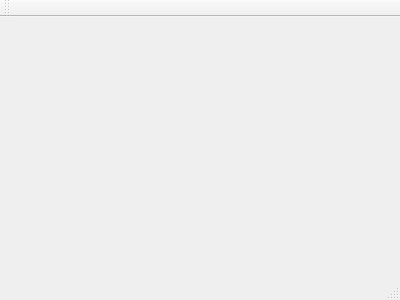
This is src/mainwindow.ui in KarpenkoDenis/and-or-tree as Qt 5 draws it before an edit. The edited form follows.
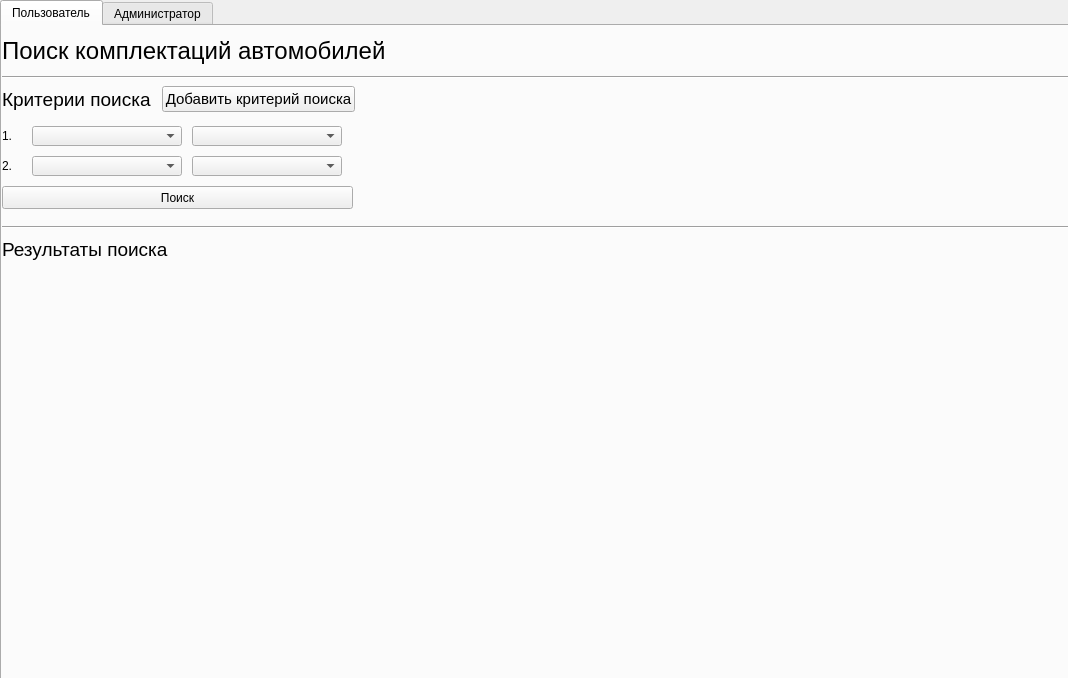
This is the edited form.

```diff
--- a/src/mainwindow.ui
+++ b/src/mainwindow.ui
@@ -1,24 +1,451 @@
 <ui version="4.0">
  <class>MainWindow</class>
- <widget class="QMainWindow" name="MainWindow" >
-  <property name="geometry" >
+ <widget class="QMainWindow" name="MainWindow">
+  <property name="geometry">
    <rect>
     <x>0</x>
     <y>0</y>
-    <width>400</width>
-    <height>300</height>
+    <width>1068</width>
+    <height>678</height>
    </rect>
   </property>
   <property name="windowTitle" >
    <string>MainWindow</string>
   </property>
-  <widget class="QMenuBar" name="menuBar" />
-  <widget class="QToolBar" name="mainToolBar" />
-  <widget class="QWidget" name="centralWidget" />
-  <widget class="QStatusBar" name="statusBar" />
+  <widget class="QWidget" name="centralWidget">
+   <widget class="QTabWidget" name="tabWidget">
+    <property name="geometry">
+     <rect>
+      <x>0</x>
+      <y>0</y>
+      <width>1071</width>
+      <height>681</height>
+     </rect>
+    </property>
+    <property name="minimumSize">
+     <size>
+      <width>127</width>
+      <height>0</height>
+     </size>
+    </property>
+    <property name="currentIndex">
+     <number>0</number>
+    </property>
+    <widget class="QWidget" name="userTab">
+     <attribute name="title">
+      <string>Пользователь</string>
+     </attribute>
+     <widget class="QLabel" name="userTabHeader">
+      <property name="geometry">
+       <rect>
+        <x>0</x>
+        <y>10</y>
+        <width>1101</width>
+        <height>29</height>
+       </rect>
+      </property>
+      <property name="maximumSize">
+       <size>
+        <width>16777215</width>
+        <height>50</height>
+       </size>
+      </property>
+      <property name="font">
+       <font>
+        <pointsize>18</pointsize>
+       </font>
+      </property>
+      <property name="layoutDirection">
+       <enum>Qt::LeftToRight</enum>
+      </property>
+      <property name="text">
+       <string>Поиск комплектаций автомобилей</string>
+      </property>
+     </widget>
+     <widget class="Line" name="line">
+      <property name="geometry">
+       <rect>
+        <x>0</x>
+        <y>50</y>
+        <width>1101</width>
+        <height>3</height>
+       </rect>
+      </property>
+      <property name="orientation">
+       <enum>Qt::Horizontal</enum>
+      </property>
+     </widget>
+     <widget class="QLabel" name="searchCriteriaHeaderLabel">
+      <property name="geometry">
+       <rect>
+        <x>0</x>
+        <y>60</y>
+        <width>151</width>
+        <height>26</height>
+       </rect>
+      </property>
+      <property name="maximumSize">
+       <size>
+        <width>16777215</width>
+        <height>50</height>
+       </size>
+      </property>
+      <property name="font">
+       <font>
+        <pointsize>14</pointsize>
+       </font>
+      </property>
+      <property name="text">
+       <string>Критерии поиска</string>
+      </property>
+     </widget>
+     <widget class="QPushButton" name="addSearchCriteriaButton">
+      <property name="geometry">
+       <rect>
+        <x>160</x>
+        <y>60</y>
+        <width>193</width>
+        <height>26</height>
+       </rect>
+      </property>
+      <property name="font">
+       <font>
+        <pointsize>11</pointsize>
+       </font>
+      </property>
+      <property name="text">
+       <string>Добавить критерий поиска</string>
+      </property>
+     </widget>
+     <widget class="QLabel" name="firstSearchCriteriaLabel_4">
+      <property name="geometry">
+       <rect>
+        <x>0</x>
+        <y>100</y>
+        <width>31</width>
+        <height>20</height>
+       </rect>
+      </property>
+      <property name="text">
+       <string>1.</string>
+      </property>
+     </widget>
+     <widget class="QComboBox" name="firstSearchCriteriaType_4">
+      <property name="geometry">
+       <rect>
+        <x>30</x>
+        <y>100</y>
+        <width>150</width>
+        <height>20</height>
+       </rect>
+      </property>
+      <property name="minimumSize">
+       <size>
+        <width>150</width>
+        <height>0</height>
+       </size>
+      </property>
+     </widget>
+     <widget class="QComboBox" name="firstSearchCriteriaValue_4">
+      <property name="geometry">
+       <rect>
+        <x>190</x>
+        <y>100</y>
+        <width>150</width>
+        <height>20</height>
+       </rect>
+      </property>
+      <property name="minimumSize">
+       <size>
+        <width>150</width>
+        <height>0</height>
+       </size>
+      </property>
+     </widget>
+     <widget class="QComboBox" name="firstSearchCriteriaType_5">
+      <property name="geometry">
+       <rect>
+        <x>30</x>
+        <y>130</y>
+        <width>150</width>
+        <height>20</height>
+       </rect>
+      </property>
+      <property name="minimumSize">
+       <size>
+        <width>150</width>
+        <height>0</height>
+       </size>
+      </property>
+     </widget>
+     <widget class="QLabel" name="firstSearchCriteriaLabel_5">
+      <property name="geometry">
+       <rect>
+        <x>0</x>
+        <y>130</y>
+        <width>31</width>
+        <height>20</height>
+       </rect>
+      </property>
+      <property name="text">
+       <string>2.</string>
+      </property>
+     </widget>
+     <widget class="QComboBox" name="firstSearchCriteriaValue_5">
+      <property name="geometry">
+       <rect>
+        <x>190</x>
+        <y>130</y>
+        <width>150</width>
+        <height>20</height>
+       </rect>
+      </property>
+      <property name="minimumSize">
+       <size>
+        <width>150</width>
+        <height>0</height>
+       </size>
+      </property>
+     </widget>
+     <widget class="QPushButton" name="searchButton">
+      <property name="geometry">
+       <rect>
+        <x>0</x>
+        <y>160</y>
+        <width>351</width>
+        <height>23</height>
+       </rect>
+      </property>
+      <property name="text">
+       <string>Поиск</string>
+      </property>
+     </widget>
+     <widget class="Line" name="line_2">
+      <property name="geometry">
+       <rect>
+        <x>0</x>
+        <y>200</y>
+        <width>1101</width>
+        <height>3</height>
+       </rect>
+      </property>
+      <property name="orientation">
+       <enum>Qt::Horizontal</enum>
+      </property>
+     </widget>
+     <widget class="QLabel" name="searchCriteriaHeaderLabel_2">
+      <property name="geometry">
+       <rect>
+        <x>0</x>
+        <y>210</y>
+        <width>181</width>
+        <height>26</height>
+       </rect>
+      </property>
+      <property name="maximumSize">
+       <size>
+        <width>16777215</width>
+        <height>50</height>
+       </size>
+      </property>
+      <property name="font">
+       <font>
+        <pointsize>14</pointsize>
+       </font>
+      </property>
+      <property name="text">
+       <string>Результаты поиска</string>
+      </property>
+     </widget>
+    </widget>
+    <widget class="QWidget" name="adminTab">
+     <attribute name="title">
+      <string>Администратор</string>
+     </attribute>
+     <widget class="QWidget" name="horizontalLayoutWidget_2">
+      <property name="geometry">
+       <rect>
+        <x>0</x>
+        <y>0</y>
+        <width>1061</width>
+        <height>651</height>
+       </rect>
+      </property>
+      <layout class="QHBoxLayout" name="adminTabHBox">
+       <item>
+        <widget class="QStackedWidget" name="stackedWidget">
+         <property name="currentIndex">
+          <number>0</number>
+         </property>
+         <widget class="QWidget" name="specificationListPage">
+          <widget class="QLabel" name="label_4">
+           <property name="geometry">
+            <rect>
+             <x>10</x>
+             <y>10</y>
+             <width>361</width>
+             <height>31</height>
+            </rect>
+           </property>
+           <property name="font">
+            <font>
+             <pointsize>18</pointsize>
+            </font>
+           </property>
+           <property name="text">
+            <string>Комплектации автомобилей</string>
+           </property>
+          </widget>
+          <widget class="QPushButton" name="pushButton">
+           <property name="geometry">
+            <rect>
+             <x>340</x>
+             <y>10</y>
+             <width>171</width>
+             <height>23</height>
+            </rect>
+           </property>
+           <property name="text">
+            <string>Добавить комплектацию</string>
+           </property>
+          </widget>
+          <widget class="QLabel" name="label_5">
+           <property name="geometry">
+            <rect>
+             <x>20</x>
+             <y>110</y>
+             <width>161</width>
+             <height>16</height>
+            </rect>
+           </property>
+           <property name="font">
+            <font>
+             <pointsize>12</pointsize>
+            </font>
+           </property>
+           <property name="text">
+            <string>Комплектация 1</string>
+           </property>
+          </widget>
+          <widget class="QPushButton" name="pushButton_2">
+           <property name="geometry">
+            <rect>
+             <x>170</x>
+             <y>110</y>
+             <width>171</width>
+             <height>23</height>
+            </rect>
+           </property>
+           <property name="text">
+            <string>Изменить</string>
+           </property>
+          </widget>
+          <widget class="QPushButton" name="pushButton_3">
+           <property name="geometry">
+            <rect>
+             <x>360</x>
+             <y>110</y>
+             <width>171</width>
+             <height>23</height>
+            </rect>
+           </property>
+           <property name="text">
+            <string>Удалить</string>
+           </property>
+          </widget>
+          <widget class="QLabel" name="label_6">
+           <property name="geometry">
+            <rect>
+             <x>20</x>
+             <y>150</y>
+             <width>161</width>
+             <height>16</height>
+            </rect>
+           </property>
+           <property name="font">
+            <font>
+             <pointsize>12</pointsize>
+            </font>
+           </property>
+           <property name="text">
+            <string>Комплектация 2</string>
+           </property>
+          </widget>
+          <widget class="QPushButton" name="pushButton_4">
+           <property name="geometry">
+            <rect>
+             <x>360</x>
+             <y>150</y>
+             <width>171</width>
+             <height>23</height>
+            </rect>
+           </property>
+           <property name="text">
+            <string>Удалить</string>
+           </property>
+          </widget>
+          <widget class="QPushButton" name="pushButton_5">
+           <property name="geometry">
+            <rect>
+             <x>170</x>
+             <y>150</y>
+             <width>171</width>
+             <height>23</height>
+            </rect>
+           </property>
+           <property name="text">
+            <string>Изменить</string>
+           </property>
+          </widget>
+         </widget>
+         <widget class="QWidget" name="editorPage">
+          <widget class="QWidget" name="verticalLayoutWidget_3">
+           <property name="geometry">
+            <rect>
+             <x>0</x>
+             <y>0</y>
+             <width>301</width>
+             <height>651</height>
+            </rect>
+           </property>
+           <layout class="QVBoxLayout" name="verticalLayout"/>
+          </widget>
+          <widget class="QLabel" name="label">
+           <property name="geometry">
+            <rect>
+             <x>600</x>
+             <y>290</y>
+             <width>171</width>
+             <height>21</height>
+            </rect>
+           </property>
+           <property name="text">
+            <string>Здесь дерево</string>
+           </property>
+          </widget>
+          <widget class="QLabel" name="label_2">
+           <property name="geometry">
+            <rect>
+             <x>60</x>
+             <y>270</y>
+             <width>191</width>
+             <height>21</height>
+            </rect>
+           </property>
+           <property name="text">
+            <string>Здесь редактор конкретного узла</string>
+           </property>
+          </widget>
+         </widget>
+        </widget>
+       </item>
+      </layout>
+     </widget>
+    </widget>
+   </widget>
+  </widget>
  </widget>
- <layoutDefault spacing="6" margin="11" />
- <pixmapfunction></pixmapfunction>
+ <layoutdefault spacing="6" margin="11"/>
  <resources/>
  <connections/>
 </ui>
```
Left out of the diff: 3 changed lines with no effect on the pictures.
